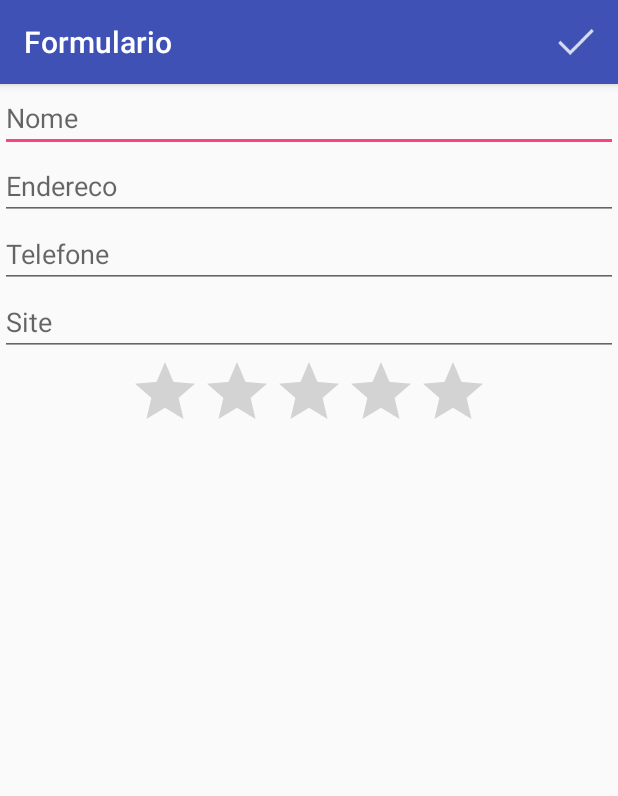
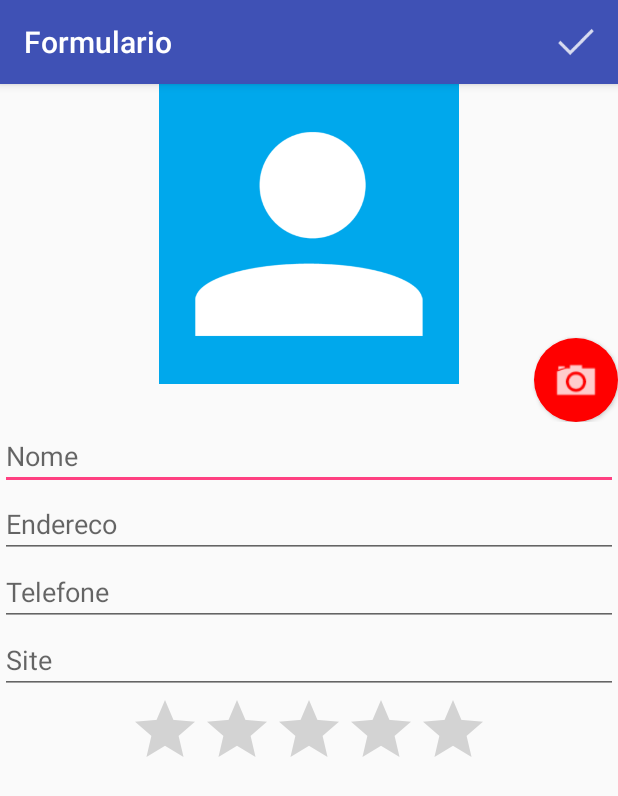
Before and after one commit to CaiqueSA/Agenda, an Android app: the FormularioActivity screen opened directly, with no data from a screen before it, on a phone screen of 412 x 824 dp. Shown: the top 796 px of the screen. Run offline under Robolectric (Android 15) with nearby library versions, the light colour scheme and no system bars.

Commit message:
Adicionado imageview e botã camera

```diff
--- a/Agenda/app/src/main/res/layout/activity_formulario.xml
+++ b/Agenda/app/src/main/res/layout/activity_formulario.xml
@@ -8,6 +8,23 @@
         android:layout_width="match_parent"
         android:layout_height="match_parent"
         android:orientation="vertical">
+
+        <RelativeLayout
+            android:layout_width="match_parent"
+            android:layout_height="225dp">
+            <ImageView
+                android:layout_width="match_parent"
+                android:layout_height="200dp"
+                android:backgroud="#00A8EC"
+                android:src="@drawable/person"/>
+            <Button
+                android:layout_width="56dp"
+                android:layout_height="56dp"
+                android:background="@drawable/fundo_camera"
+                android:layout_alignParentRight="true"
+                android:layout_alignParentBottom="true"
+                android:paddingBottom="16dp"/>
+        </RelativeLayout>
 
         <EditText
             android:id="@+id/formulario_nome"
```
